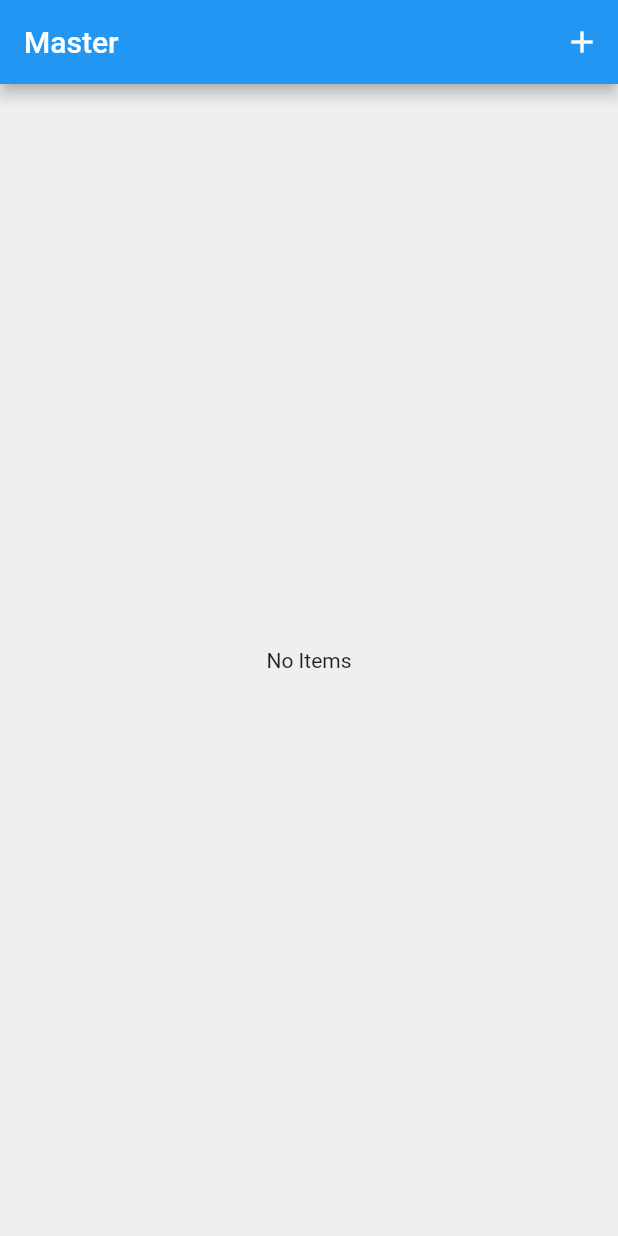
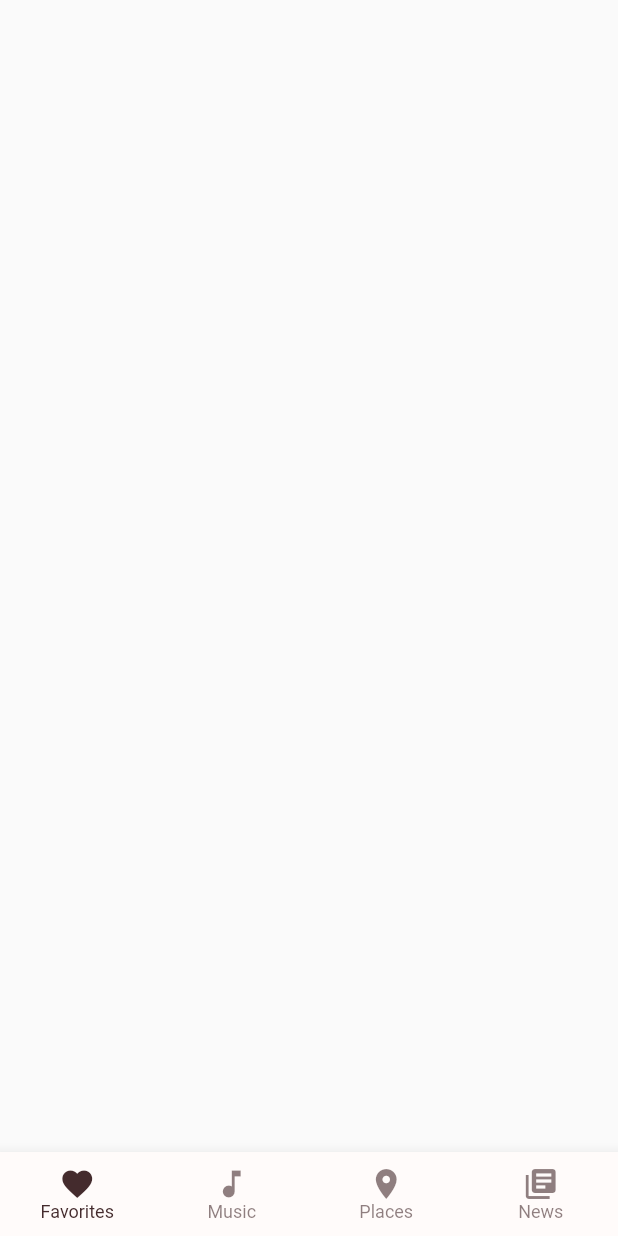
Before and after one commit to Hduc/Flutter-multi-platform, a Flutter app: the screen it shows after launch, on a phone screen of 412 x 824 dp. Run offline on Flutter 3.47's test engine with Material 2 defaults, Android fonts, the phone set to English and light mode, and no system bars; our stand-ins replace equatable, flutter_bloc; Roboto replaces fonts that are missing (Rubik).

Commit message:
buttom menu

```diff
--- a/lib/main.dart
+++ b/lib/main.dart
@@ -1,18 +1,18 @@
 import 'package:flutter/cupertino.dart';
 import 'package:flutter/material.dart';
 import 'package:flutter_bloc/flutter_bloc.dart';
-import 'package:severingthing/ui/home_page.dart';
-
+import 'package:severingthing/ui/app_theme.dart';
+import 'package:severingthing/ui/layout.dart';
 import 'bloc/master_detail_bloc.dart';
 
 void main() => runApp(MyApp());
 
-class MyApp extends StatelessWidget{
+class MyApp extends StatelessWidget {
   @override
-  Widget build(BuildContext context){
+  Widget build(BuildContext context) {
     return BlocProvider(
       create: (context) => MasterDetailBloc(),
-      child:MaterialApp(home:HomePage()),
+      child: MaterialApp(theme: AppTheme.buildShrineTheme(), home: Layout()),
     );
   }
 }
--- /dev/null
+++ b/lib/ui/app_theme.dart
@@ -0,0 +1,64 @@
+import 'package:flutter/material.dart';
+
+class AppTheme {
+  AppTheme._();
+  static const Color shrinePink50 = Color(0xFFFEEAE6);
+  static const Color shrinePink100 = Color(0xFFFEDBD0);
+  static const Color shrinePink300 = Color(0xFFFBB8AC);
+  static const Color shrinePink400 = Color(0xFFEAA4A4);
+
+  static const Color shrineBrown900 = Color(0xFF442B2D);
+  static const Color shrineBrown600 = Color(0xFF7D4F52);
+
+  static const Color shrineErrorRed = Color(0xFFC5032B);
+
+  static const Color shrineSurfaceWhite = Color(0xFFFFFBFA);
+  static const Color shrineBackgroundWhite = Colors.white;
+
+  static const defaultLetterSpacing = 0.03;
+
+  static const ColorScheme shrineColorScheme = ColorScheme(
+    primary: shrinePink100,
+    primaryVariant: shrineBrown900,
+    secondary: shrinePink50,
+    secondaryVariant: shrineBrown900,
+    surface: shrineSurfaceWhite,
+    background: shrineBackgroundWhite,
+    error: shrineErrorRed,
+    onPrimary: shrineBrown900,
+    onSecondary: shrineBrown900,
+    onSurface: shrineBrown900,
+    onBackground: shrineBrown900,
+    onError: shrineSurfaceWhite,
+    brightness: Brightness.light,
+  );
+
+  static ThemeData buildShrineTheme() {
+    final ThemeData base = ThemeData.light();
+    return base.copyWith(
+      colorScheme: shrineColorScheme,
+      textTheme: buildShrineTextTheme(base.textTheme),
+    );
+  }
+
+  static TextTheme buildShrineTextTheme(TextTheme base) {
+    return base
+        .copyWith(
+          caption: base.caption.copyWith(
+            fontWeight: FontWeight.w400,
+            fontSize: 14,
+            letterSpacing: defaultLetterSpacing,
+          ),
+          button: base.button.copyWith(
+            fontWeight: FontWeight.w500,
+            fontSize: 14,
+            letterSpacing: defaultLetterSpacing,
+          ),
+        )
+        .apply(
+          fontFamily: 'Rubik',
+          displayColor: shrineBrown900,
+          bodyColor: shrineBrown900,
+        );
+  }
+}
--- /dev/null
+++ b/lib/ui/component/buttom_menu.dart
@@ -0,0 +1,48 @@
+import 'package:flutter/material.dart';
+
+class ButtomMenu extends StatefulWidget {
+  @override
+  _ButtomMenu createState() => _ButtomMenu();
+}
+
+class _ButtomMenu extends State<ButtomMenu> {
+  int _currentIndex = 0;
+
+  Widget build(BuildContext context) {
+    final colorScheme = Theme.of(context).colorScheme;
+    final textTheme = Theme.of(context).textTheme;
+    return Scaffold(
+      bottomNavigationBar: BottomNavigationBar(
+        type: BottomNavigationBarType.fixed,
+        currentIndex: _currentIndex,
+        backgroundColor: colorScheme.surface,
+        selectedItemColor: colorScheme.onSurface,
+        unselectedItemColor: colorScheme.onSurface.withOpacity(.60),
+        selectedLabelStyle: textTheme.caption,
+        unselectedLabelStyle: textTheme.caption,
+        onTap: (value) {
+          // Respond to item press.
+          setState(() => _currentIndex = value);
+        },
+        items: [
+          BottomNavigationBarItem(
+            title: Text('Favorites'),
+            icon: Icon(Icons.favorite),
+          ),
+          BottomNavigationBarItem(
+            title: Text('Music'),
+            icon: Icon(Icons.music_note),
+          ),
+          BottomNavigationBarItem(
+            title: Text('Places'),
+            icon: Icon(Icons.location_on),
+          ),
+          BottomNavigationBarItem(
+            title: Text('News'),
+            icon: Icon(Icons.library_books),
+          ),
+        ],
+      ),
+    );
+  }
+}
--- /dev/null
+++ b/lib/ui/layout.dart
@@ -0,0 +1,36 @@
+import 'package:flutter/material.dart';
+import 'package:severingthing/ui/component/buttom_menu.dart';
+import 'package:severingthing/ui/detail_page.dart';
+import 'package:severingthing/ui/master_page.dart';
+
+class Layout extends StatelessWidget {
+  @override
+  Widget build(BuildContext context) {
+    return LayoutBuilder(builder: (context, constraints) {
+      if (constraints.maxWidth > 768) {
+        return _TabletHomePage();
+      } else {
+        return _MobileHomePage();
+      }
+    });
+  }
+}
+
+class _TabletHomePage extends StatelessWidget {
+  @override
+  Widget build(BuildContext context) {
+    return Row(
+      children: <Widget>[
+        Container(width: 300, child: MasterPage()),
+        Expanded(child: DetailPage())
+      ],
+    );
+  }
+}
+
+class _MobileHomePage extends StatelessWidget {
+  @override
+  Widget build(BuildContext context) {
+    return ButtomMenu();
+  }
+}
```
Also changed, not shown: lib/ui/home_page.dart (+34 -28 lines), pubspec.lock, 2 other files.
